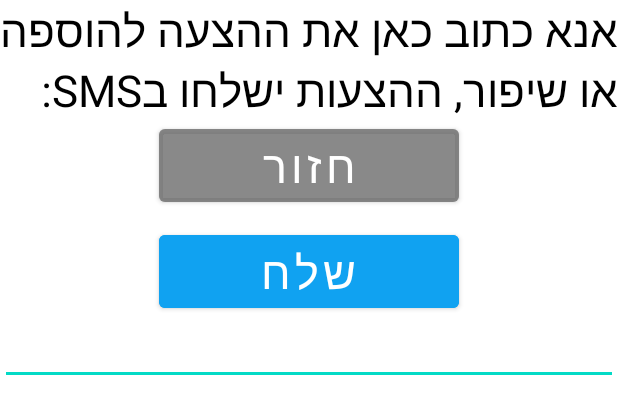
After one commit to nitai234/WikyBotany, an Android app: the layout dialog_improve.xml on its own in the app's theme, with its tools: preview values and no code run, on a phone screen of 412 x 824 dp. The commit adds this screen. Shown: the top 414 px of the screen. Run offline under Robolectric (Android 15) with nearby library versions, the phone set to English and light mode, and no system bars.

Commit message:
סעום של קישורים בין מסכים וכל הדיאלוגים *יש באגים בשני הדיאלוגים של הmenu

```diff
--- a/app/src/main/java/com/example/wikybotany/DownloadJSON.java
+++ b/app/src/main/java/com/example/wikybotany/DownloadJSON.java
@@ -137,7 +137,7 @@ public class DownloadJSON extends AsyncTask<String, Integer, ArrayList<Plant>> {
 
     public void arrayListToSQL(ArrayList<Plant> plantArrayList)
     {
-        SQLiteHelper sqLiteHelper = new SQLiteHelper();
+        //SQLiteHelper sqLiteHelper = new SQLiteHelper();
         for (int i=0; i< plantArrayList.size(); i++)
         {
             sqLiteHelper.addPlantToTable(plantArrayList.get(i));
--- a/app/src/main/java/com/example/wikybotany/link_list/LineDisplayAdapter.java
+++ b/app/src/main/java/com/example/wikybotany/link_list/LineDisplayAdapter.java
@@ -40,7 +40,7 @@ public class LineDisplayAdapter extends ArrayAdapter<LineDisplay>
         View view = layoutInflater.inflate(R.layout.custom_layout, parent, false);
 
          TVplantName = view.findViewById(R.id.TVplantName);
-         TVDifficult = view.findViewById(R.id.TVeditorName);
+         TVDifficult = view.findViewById(R.id.TVdifficultLevel);
 
         //מצביע למיקום בarry list
         Plant temp = lineDisplayArry.get(position) ;
--- a/app/src/main/res/layout/custom_layout.xml
+++ b/app/src/main/res/layout/custom_layout.xml
@@ -24,7 +24,7 @@
             android:textColor="#000000"/>
 
         <TextView
-            android:id="@+id/TVeditorName"
+            android:id="@+id/TVdifficultLevel"
             android:layout_gravity="bottom"
             android:layout_width="match_parent"
             android:layout_height="wrap_content"
--- a/app/src/main/res/layout/dialog_filters.xml
+++ b/app/src/main/res/layout/dialog_filters.xml
@@ -132,7 +132,8 @@
             android:layout_width="0dp"
             android:layout_height="wrap_content"
             android:layout_weight="1"
-            android:orientation="vertical">
+            android:orientation="vertical"
+            android:gravity="left">
 
             <TextView
                 android:layout_width="wrap_content"
@@ -253,7 +254,8 @@
             android:layout_width="wrap_content"
             android:layout_height="wrap_content"
             android:orientation="vertical"
-            android:layout_weight="1">
+            android:layout_weight="1"
+            android:gravity="left">
 
             <TextView
                 android:layout_width="wrap_content"
--- /dev/null
+++ b/app/src/main/res/layout/dialog_improve.xml
@@ -0,0 +1,42 @@
+<?xml version="1.0" encoding="utf-8"?>
+<LinearLayout xmlns:android="http://schemas.android.com/apk/res/android"
+    android:layout_width="match_parent"
+    android:layout_height="match_parent"
+    android:orientation="vertical">
+    <TextView
+        android:layout_width="wrap_content"
+        android:layout_height="wrap_content"
+        android:layout_gravity="center"
+        android:text="אנא כתוב כאן את ההצעה להוספה או שיפור, ההצעות ישלחו בSMS:"
+        android:textSize="29sp"
+        android:textColor="#000000"/>
+
+        <Button
+            android:id="@+id/BTDback3"
+            android:layout_width="200dp"
+            android:layout_height="wrap_content"
+            android:layout_gravity="center"
+            android:backgroundTint="#8A6A6A6A"
+            android:text="חזור"
+            android:textSize="30sp" />
+        <Button
+            android:id="@+id/BTDsend"
+            android:layout_width="200dp"
+            android:layout_height="wrap_content"
+            android:layout_gravity="center"
+            android:backgroundTint="#10A2F1"
+            android:text="שלח"
+            android:textSize="30sp"
+            android:layout_marginTop="10dp"/>
+
+    <ScrollView
+        android:layout_width="match_parent"
+        android:layout_height="match_parent">
+        <EditText
+            android:id="@+id/ETDimp"
+            android:layout_width="match_parent"
+            android:layout_height="match_parent"
+            android:gravity="top"/>
+    </ScrollView>
+
+</LinearLayout>
```
Also changed, not shown: app/src/main/java/com/example/wikybotany/Details_screen3.java (+52 -3 lines), app/src/main/java/com/example/wikybotany/MainActivity.java (+57 -11 lines), app/src/main/java/com/example/wikybotany/PlantList_screen2.java (+25 -2 lines), app/src/main/res/layout/dialog_information.xml (added, +27 -0 lines), app/src/main/res/menu/menu_main.xml (+4 -9 lines).
